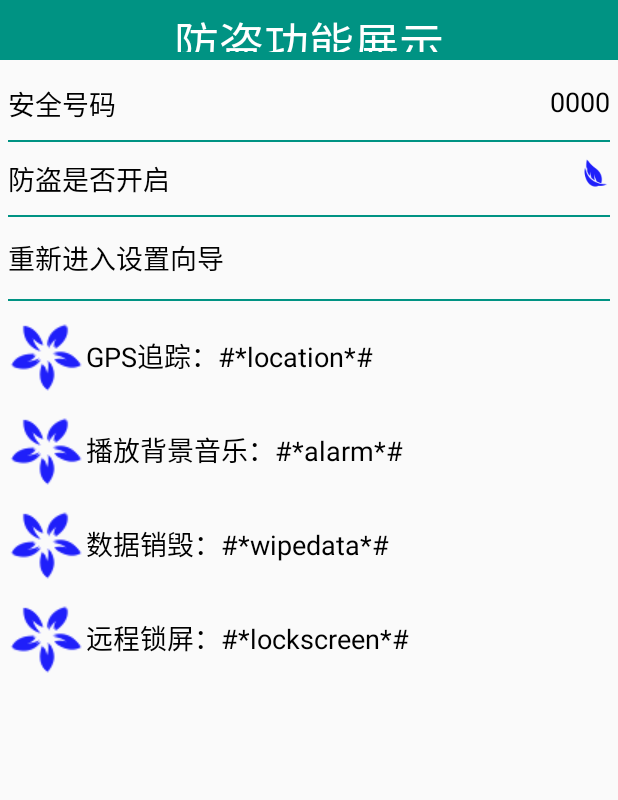
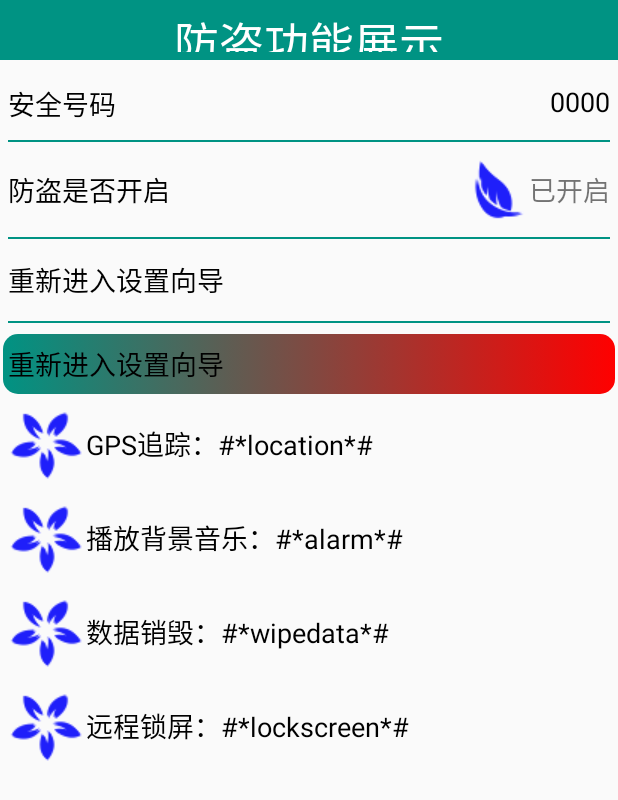
Before and after one commit to JulseJiang/KMSafe, an Android app: the layout activity_setup_over.xml on its own in the app's theme, with its tools: preview values and no code run, on a phone screen of 412 x 824 dp. Shown: the top 800 px of the screen. Run offline under Robolectric (Android 15) with nearby library versions, the phone set to English and light mode, and no system bars.

```diff
--- a/app/src/main/java/activity/Setup4Activity.java
+++ b/app/src/main/java/activity/Setup4Activity.java
@@ -73,6 +73,7 @@ public class Setup4Activity extends BaseSetupActivity{
         et_send=findViewById(R.id.et_send);
         //回显
         boolean open_security = SpUtils.getBoolean(this, ConstantValue.OPEN_SECURITY, false);
+        cb_box.setChecked(open_security);
         if (open_security){
             cb_box.setText("安全防盗已开启");
         }else {
--- /dev/null
+++ b/app/src/main/res/drawable/bar.xml
@@ -0,0 +1,13 @@
+<?xml version="1.0" encoding="utf-8"?>
+<selector xmlns:android="http://schemas.android.com/apk/res/android">
+    <item>
+        <shape android:shape="rectangle">
+
+            <gradient android:endColor="#f00"/>
+            <gradient android:startColor="@color/colorPrimary"/>
+            <corners android:radius="10dip"/>
+
+            <padding android:bottom="1dp" android:left="1dp" android:right="1dp" android:top="1dp" />
+        </shape>
+    </item>
+</selector>
--- a/app/src/main/res/layout/activity_setup_over.xml
+++ b/app/src/main/res/layout/activity_setup_over.xml
@@ -38,13 +38,18 @@
             android:text="防盗是否开启"
             android:textSize="18sp"
             android:textColor="#000"
+            android:layout_centerVertical="true"
             android:layout_width="wrap_content"
             android:layout_height="wrap_content" />
-        <ImageView
+        <TextView
+            android:id="@+id/tv_lock"
+            android:textSize="18sp"
+            android:text="已开启"
+            android:gravity="center_vertical"
+            android:drawableStart="@drawable/lock"
             android:layout_alignParentRight="true"
-            android:src="@drawable/lock"
-            android:layout_width="20dp"
-            android:layout_height="20dp" />
+            android:layout_width="wrap_content"
+            android:layout_height="wrap_content" />
 
     </RelativeLayout>
     <View
@@ -69,6 +74,16 @@
         android:layout_height="1dp"
         android:layout_margin="5dp"/>
     <TextView
+        android:text="重新进入设置向导"
+        android:background="@drawable/bar"
+        android:layout_width="match_parent"
+        android:layout_height="40dp"
+        android:textSize="18sp"
+        android:gravity="center_vertical"
+        android:layout_margin="2dp"
+        android:paddingLeft="3dp"
+        android:textColor="#000"/>
+    <TextView
         android:text="GPS追踪：#*location*#"
         style="@style/ItemStyle" />
     <TextView
```
Also changed, not shown: app/src/main/AndroidManifest.xml (+13 -1 lines), app/src/main/java/activity/ContactListActivity.java (+27 -6 lines), app/src/main/java/activity/SetupOverActivity.java (+36 -0 lines), app/src/main/java/activity/TestActivity.java (+45 -1 lines), app/src/main/java/receiver/SimReceiver.java (added, +46 -0 lines), 1 other file.
